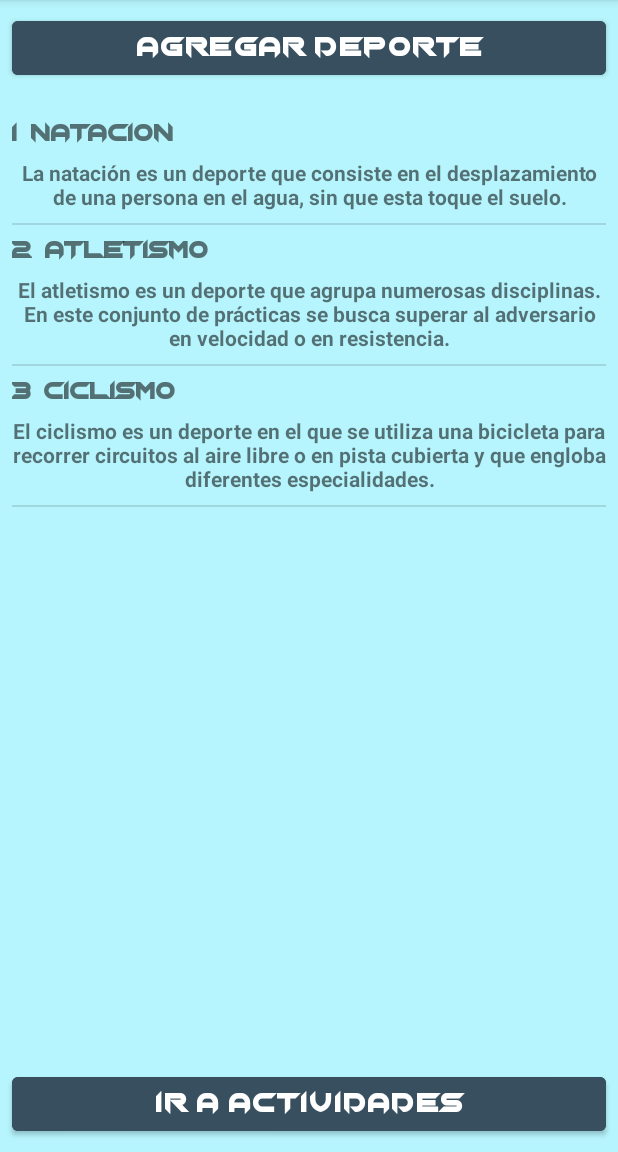
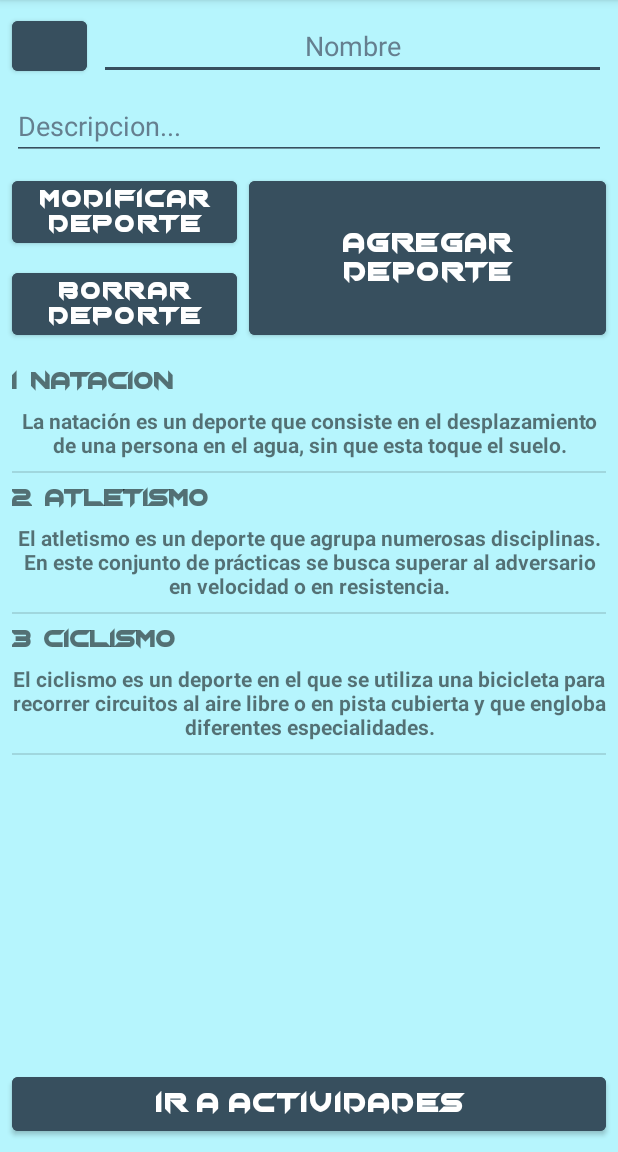
Before and after one commit to JuanmaGaitan24/RegistroMisDeportes_V2, an Android app: the DeportesActivity screen opened directly, with no data from a screen before it, on a phone screen of 412 x 824 dp, the part 84-1236 px from its top. Run offline under Robolectric (Android 15) with nearby library versions, the phone set to English and light mode, and no system bars.

Commit message:
Registro Mis Deportes V3.1

```diff
--- a/app/src/main/res/layout/activity_deportes.xml
+++ b/app/src/main/res/layout/activity_deportes.xml
@@ -7,21 +7,79 @@
     android:background="@color/azul_claro"
     tools:context=".DeportesActivity">
 
-    <Button
-        android:id="@+id/buttonAgregar"
+    <EditText
+        android:id="@+id/editTextNombreDeporte"
         android:layout_width="0dp"
         android:layout_height="wrap_content"
         android:layout_marginStart="8dp"
         android:layout_marginTop="8dp"
         android:layout_marginEnd="8dp"
         android:backgroundTint="@color/azul_muy_oscuro"
+        android:ems="10"
+        android:hint="@string/nombreDep"
+        android:inputType="text"
+        android:textAlignment="center"
+        android:textColor="@color/azul_muy_oscuro"
+        android:textColorHint="@color/azul_hint"
+        android:textColorLink="@color/teal_200"
+        app:layout_constraintBottom_toBottomOf="parent"
+        app:layout_constraintEnd_toEndOf="parent"
+        app:layout_constraintStart_toEndOf="@+id/ButtonConfiguracion"
+        app:layout_constraintTop_toTopOf="parent"
+        app:layout_constraintVertical_bias="0.0" />
+
+    <Button
+        android:id="@+id/buttonSacarFoto3"
+        android:layout_width="150dp"
+        android:layout_height="wrap_content"
+        android:layout_marginStart="8dp"
+        android:layout_marginTop="8dp"
+        android:backgroundTint="@color/azul_muy_oscuro"
+        android:fontFamily="@font/chopsic"
+        android:text="@string/ModificarDeporte"
+        android:textColor="@color/white"
+        android:textSize="16sp"
+        app:layout_constraintBottom_toBottomOf="parent"
+        app:layout_constraintEnd_toEndOf="parent"
+        app:layout_constraintHorizontal_bias="0.0"
+        app:layout_constraintStart_toStartOf="parent"
+        app:layout_constraintTop_toBottomOf="@+id/editTextDescripcion"
+        app:layout_constraintVertical_bias="0.0" />
+
+    <Button
+        android:id="@+id/buttonSacarFoto4"
+        android:layout_width="150dp"
+        android:layout_height="wrap_content"
+        android:layout_marginStart="8dp"
+        android:layout_marginTop="8dp"
+        android:backgroundTint="@color/azul_muy_oscuro"
+        android:fontFamily="@font/chopsic"
+        android:text="@string/BorrarDeporte"
+        android:textColor="@color/white"
+        android:textSize="16sp"
+        app:layout_constraintBottom_toBottomOf="parent"
+        app:layout_constraintEnd_toEndOf="parent"
+        app:layout_constraintHorizontal_bias="0.0"
+        app:layout_constraintStart_toStartOf="parent"
+        app:layout_constraintTop_toBottomOf="@+id/buttonSacarFoto3"
+        app:layout_constraintVertical_bias="0.0" />
+
+    <Button
+        android:id="@+id/buttonAgregar"
+        android:layout_width="0dp"
+        android:layout_height="0dp"
+        android:layout_marginStart="8dp"
+        android:layout_marginTop="8dp"
+        android:layout_marginEnd="8dp"
+        android:layout_marginBottom="8dp"
+        android:backgroundTint="@color/azul_muy_oscuro"
         android:fontFamily="@font/chopsic"
         android:text="@string/NuevoDeporte"
         android:textSize="18sp"
-        app:layout_constraintBottom_toBottomOf="parent"
+        app:layout_constraintBottom_toTopOf="@+id/ListViewDeportes"
         app:layout_constraintEnd_toEndOf="parent"
-        app:layout_constraintStart_toStartOf="parent"
-        app:layout_constraintTop_toTopOf="parent"
+        app:layout_constraintStart_toEndOf="@+id/buttonSacarFoto3"
+        app:layout_constraintTop_toBottomOf="@+id/editTextDescripcion"
         app:layout_constraintVertical_bias="0.0" />
 
     <Button
@@ -47,11 +105,48 @@
         android:layout_width="0dp"
         android:layout_height="0dp"
         android:layout_marginStart="8dp"
-        android:layout_marginTop="16dp"
+        android:layout_marginTop="8dp"
         android:layout_marginEnd="8dp"
         android:layout_marginBottom="16dp"
         app:layout_constraintBottom_toTopOf="@+id/buttonActividades"
         app:layout_constraintEnd_toEndOf="parent"
         app:layout_constraintStart_toStartOf="parent"
-        app:layout_constraintTop_toBottomOf="@+id/buttonAgregar" />
+        app:layout_constraintTop_toBottomOf="@+id/buttonSacarFoto4" />
+
+    <EditText
+        android:id="@+id/editTextDescripcion"
+        android:layout_width="0dp"
+        android:layout_height="wrap_content"
+        android:layout_marginStart="8dp"
+        android:layout_marginTop="8dp"
+        android:layout_marginEnd="8dp"
+        android:backgroundTint="@color/azul_muy_oscuro"
+        android:ems="10"
+        android:gravity="start|top"
+        android:hint="@string/DescripcionDep"
+        android:inputType="textMultiLine"
+        android:textColor="@color/azul_muy_oscuro"
+        android:textColorHint="@color/azul_hint"
+        android:textColorLink="@color/teal_200"
+        app:layout_constraintBottom_toBottomOf="parent"
+        app:layout_constraintEnd_toEndOf="parent"
+        app:layout_constraintHorizontal_bias="0.0"
+        app:layout_constraintStart_toStartOf="parent"
+        app:layout_constraintTop_toBottomOf="@+id/editTextNombreDeporte"
+        app:layout_constraintVertical_bias="0.0" />
+
+    <Button
+        android:id="@+id/ButtonConfiguracion"
+        android:layout_width="50dp"
+        android:layout_height="0dp"
+        android:layout_marginStart="8dp"
+        android:layout_marginTop="8dp"
+        android:layout_marginBottom="8dp"
+        android:backgroundTint="@color/azul_muy_oscuro"
+        app:layout_constraintBottom_toTopOf="@+id/editTextDescripcion"
+        app:layout_constraintEnd_toEndOf="parent"
+        app:layout_constraintHorizontal_bias="0.0"
+        app:layout_constraintStart_toStartOf="parent"
+        app:layout_constraintTop_toTopOf="parent"
+        app:layout_constraintVertical_bias="0.0" />
 </androidx.constraintlayout.widget.ConstraintLayout>
--- a/app/src/main/res/values/strings.xml
+++ b/app/src/main/res/values/strings.xml
@@ -10,4 +10,8 @@
     <string name="errorClave">Clave Erronea</string>
     <string name="NuevoDeporte">Agregar Deporte</string>
     <string name="HaciaActividades">Ir a Actividades</string>
+    <string name="nombreDep">Nombre</string>
+    <string name="DescripcionDep">Descripcion...</string>
+    <string name="ModificarDeporte">Modificar Deporte</string>
+    <string name="BorrarDeporte">Borrar Deporte</string>
 </resources>
```
Also changed, not shown: 1 other file.
